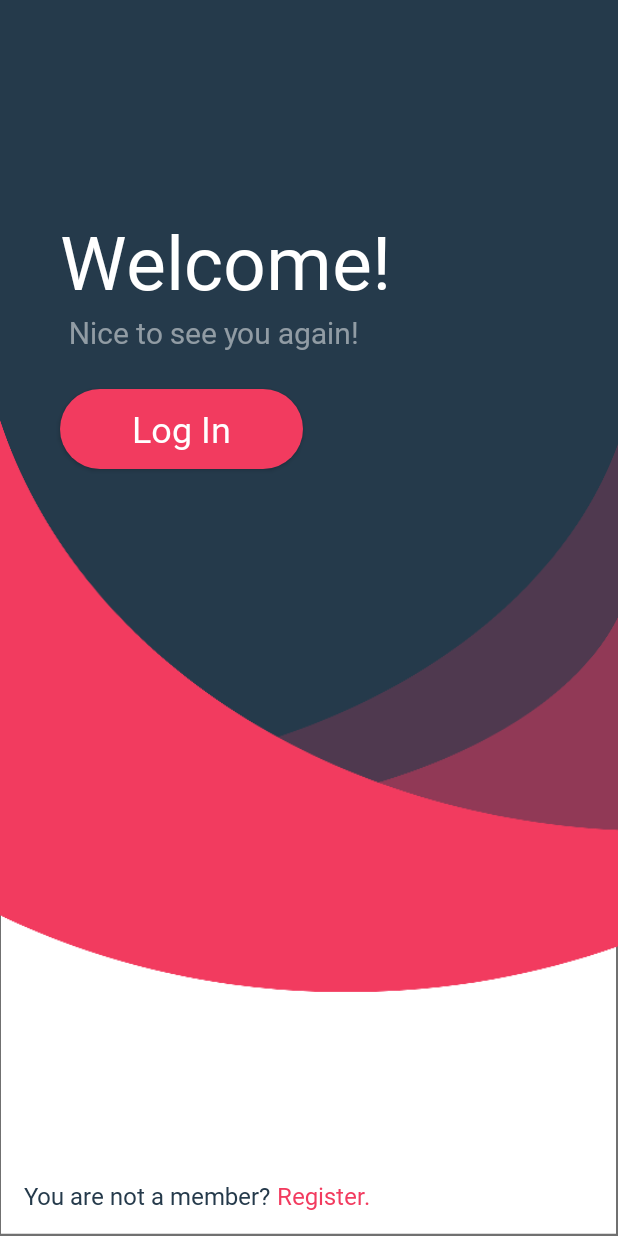
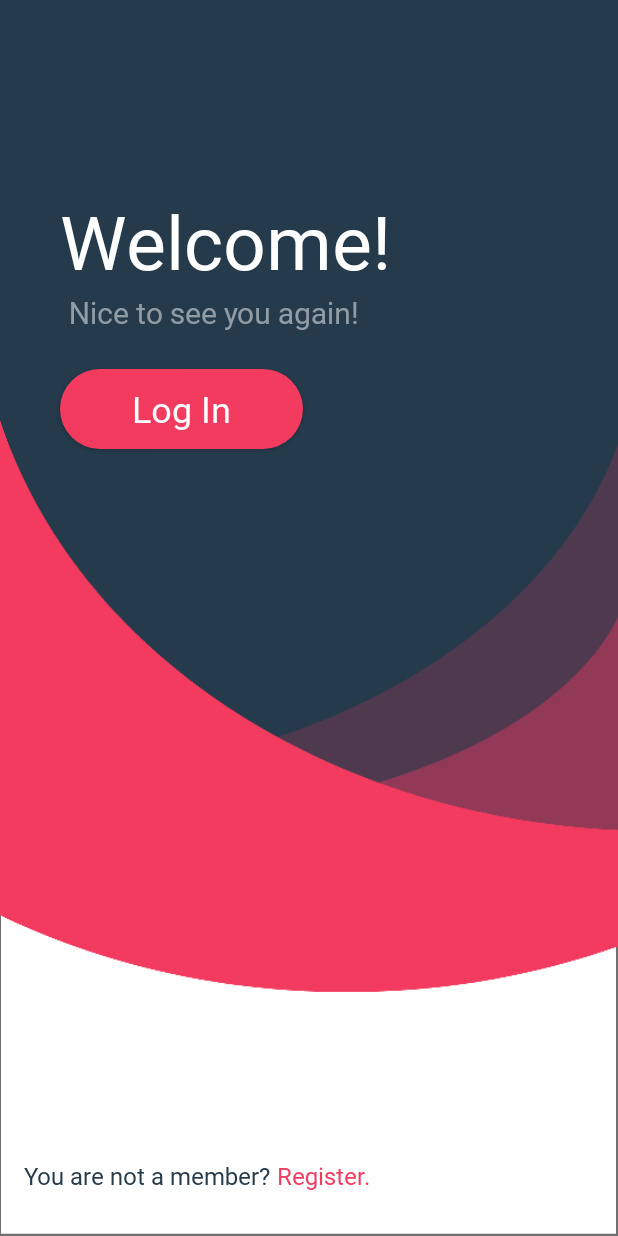
Before and after one commit to amansaxena99/Welcome-Screen-UI, an Android app: the screen it shows after launch (MainActivity), on a phone screen of 412 x 824 dp. Run offline under Robolectric (Android 15) with nearby library versions, the phone set to English and light mode, and no system bars.

Commit message:
welcome animated

```diff
--- a/app/src/main/java/com/refl3xn/welcomeui/MainActivity.java
+++ b/app/src/main/java/com/refl3xn/welcomeui/MainActivity.java
@@ -8,6 +8,9 @@ import android.widget.Button;
 import android.widget.TextView;
 
 public class MainActivity extends AppCompatActivity {
+
+    TextView headTextView, niceTextView, bottomTextView, registerTextView;
+    Button loginButton;
 
     public void loginClicked(View view){
         Intent intent = new Intent(getApplicationContext(), LoginActivity.class);
@@ -23,5 +26,32 @@ public class MainActivity extends AppCompatActivity {
     protected void onCreate(Bundle savedInstanceState) {
         super.onCreate(savedInstanceState);
         setContentView(R.layout.activity_main);
+
+        headTextView = findViewById(R.id.headTextView);
+        headTextView.setAlpha(0);
+        niceTextView = findViewById(R.id.niceTextView);
+        niceTextView.setAlpha(0);
+        bottomTextView = findViewById(R.id.bottomTextView);
+        bottomTextView.setAlpha(0);
+        registerTextView = findViewById(R.id.registerTextView);
+        registerTextView.setAlpha(0);
+        loginButton = findViewById(R.id.loginButton);
+        loginButton.setAlpha(0);
+
+        headTextView.animate().translationYBy(-20);
+        headTextView.animate().alpha(1).setDuration(1000);
+
+        niceTextView.animate().translationYBy(-20);
+        niceTextView.animate().alpha((float) 0.5).setDuration(1000);
+
+        loginButton.animate().translationYBy(-20);
+        loginButton.animate().alpha(1).setDuration(1000);
+
+
+        bottomTextView.animate().alpha(1).setDuration(1000);
+        bottomTextView.animate().translationYBy(-20);
+
+        registerTextView.animate().alpha(1).setDuration(1000);
+        registerTextView.animate().translationYBy(-20);
     }
 }
```
